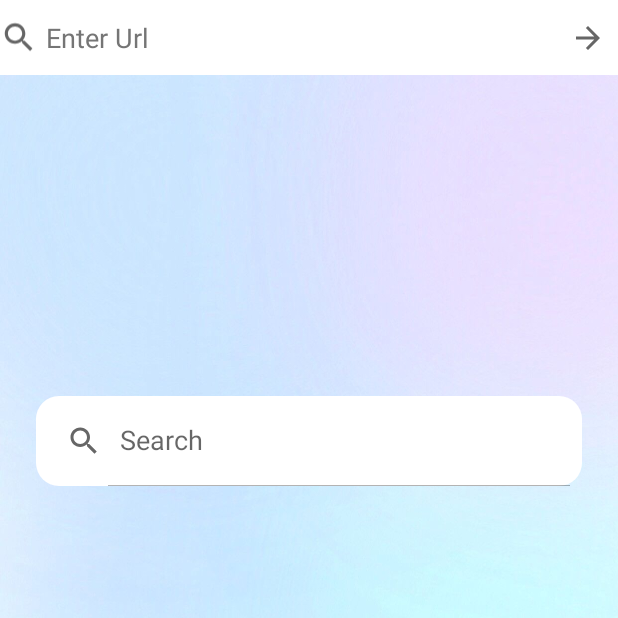
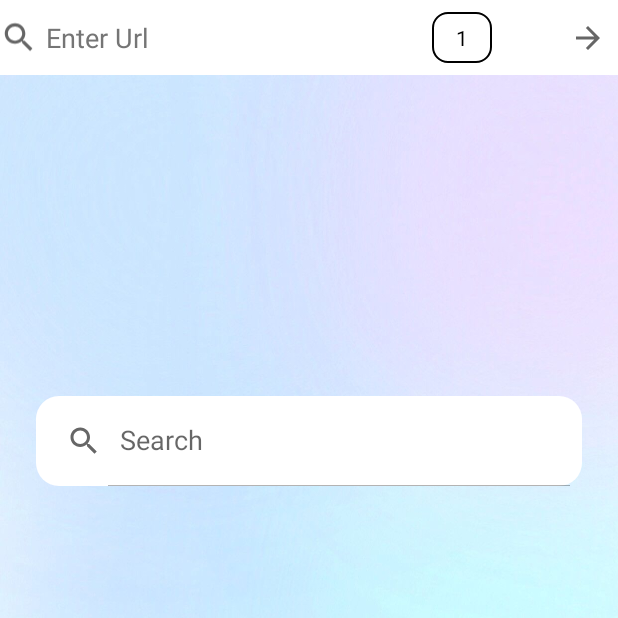
Before and after one commit to HarshAndroid/LetsBrowse-Android-Webview-Kotlin, an Android app: the screen it shows after launch (MainActivity), on a phone screen of 412 x 824 dp, the top half of it. Run offline under Robolectric (Android 15) with nearby library versions, the phone set to English and light mode, and no system bars.

Commit message:
Tabs Feature Design.

```diff
--- a/app/src/main/java/com/harshrajpurohit/letsbrowse/fragment/BrowseFragment.kt
+++ b/app/src/main/java/com/harshrajpurohit/letsbrowse/fragment/BrowseFragment.kt
@@ -33,6 +33,11 @@ class BrowseFragment(private var urlNew: String) : Fragment() {
         super.onResume()
 
         val mainRef = requireActivity() as MainActivity
+
+        mainRef.binding.refreshBtn.visibility = View.VISIBLE
+        mainRef.binding.refreshBtn.setOnClickListener {
+            binding.webView.reload()
+        }
 
         binding.webView.apply {
             settings.javaScriptEnabled = true
--- a/app/src/main/java/com/harshrajpurohit/letsbrowse/fragment/HomeFragment.kt
+++ b/app/src/main/java/com/harshrajpurohit/letsbrowse/fragment/HomeFragment.kt
@@ -37,6 +37,8 @@ class HomeFragment : Fragment() {
         binding.searchView.setQuery("",false)
         mainActivityRef.binding.webIcon.setImageResource(R.drawable.ic_search)
 
+        mainActivityRef.binding.refreshBtn.visibility = View.GONE
+
         binding.searchView.setOnQueryTextListener(object: SearchView.OnQueryTextListener{
             override fun onQueryTextSubmit(result: String?): Boolean {
                 if(checkForInternet(requireContext()))
--- /dev/null
+++ b/app/src/main/res/drawable/custom_tabs_textview.xml
@@ -0,0 +1,6 @@
+<?xml version="1.0" encoding="utf-8"?>
+<shape xmlns:android="http://schemas.android.com/apk/res/android"
+    android:shape="rectangle">
+    <corners android:radius="10dp" />
+    <stroke android:width="1dp" android:color="@color/black"/>
+</shape>
--- /dev/null
+++ b/app/src/main/res/drawable/ic_add.xml
@@ -0,0 +1,5 @@
+<vector android:height="24dp" android:tint="?attr/colorControlNormal"
+    android:viewportHeight="24" android:viewportWidth="24"
+    android:width="24dp" xmlns:android="http://schemas.android.com/apk/res/android">
+    <path android:fillColor="@android:color/white" android:pathData="M19,13h-6v6h-2v-6H5v-2h6V5h2v6h6v2z"/>
+</vector>
--- /dev/null
+++ b/app/src/main/res/drawable/ic_cancel.xml
@@ -0,0 +1,5 @@
+<vector android:height="24dp" android:tint="?attr/colorControlNormal"
+    android:viewportHeight="24" android:viewportWidth="24"
+    android:width="24dp" xmlns:android="http://schemas.android.com/apk/res/android">
+    <path android:fillColor="@android:color/white" android:pathData="M12,2C6.47,2 2,6.47 2,12s4.47,10 10,10 10,-4.47 10,-10S17.53,2 12,2zM17,15.59L15.59,17 12,13.41 8.41,17 7,15.59 10.59,12 7,8.41 8.41,7 12,10.59 15.59,7 17,8.41 13.41,12 17,15.59z"/>
+</vector>
--- /dev/null
+++ b/app/src/main/res/drawable/ic_globe.xml
@@ -0,0 +1,5 @@
+<vector android:height="24dp" android:tint="?attr/colorControlNormal"
+    android:viewportHeight="24" android:viewportWidth="24"
+    android:width="24dp" xmlns:android="http://schemas.android.com/apk/res/android">
+    <path android:fillColor="@android:color/white" android:pathData="M11.99,2C6.47,2 2,6.48 2,12s4.47,10 9.99,10C17.52,22 22,17.52 22,12S17.52,2 11.99,2zM18.92,8h-2.95c-0.32,-1.25 -0.78,-2.45 -1.38,-3.56 1.84,0.63 3.37,1.91 4.33,3.56zM12,4.04c0.83,1.2 1.48,2.53 1.91,3.96h-3.82c0.43,-1.43 1.08,-2.76 1.91,-3.96zM4.26,14C4.1,13.36 4,12.69 4,12s0.1,-1.36 0.26,-2h3.38c-0.08,0.66 -0.14,1.32 -0.14,2 0,0.68 0.06,1.34 0.14,2L4.26,14zM5.08,16h2.95c0.32,1.25 0.78,2.45 1.38,3.56 -1.84,-0.63 -3.37,-1.9 -4.33,-3.56zM8.03,8L5.08,8c0.96,-1.66 2.49,-2.93 4.33,-3.56C8.81,5.55 8.35,6.75 8.03,8zM12,19.96c-0.83,-1.2 -1.48,-2.53 -1.91,-3.96h3.82c-0.43,1.43 -1.08,2.76 -1.91,3.96zM14.34,14L9.66,14c-0.09,-0.66 -0.16,-1.32 -0.16,-2 0,-0.68 0.07,-1.35 0.16,-2h4.68c0.09,0.65 0.16,1.32 0.16,2 0,0.68 -0.07,1.34 -0.16,2zM14.59,19.56c0.6,-1.11 1.06,-2.31 1.38,-3.56h2.95c-0.96,1.65 -2.49,2.93 -4.33,3.56zM16.36,14c0.08,-0.66 0.14,-1.32 0.14,-2 0,-0.68 -0.06,-1.34 -0.14,-2h3.38c0.16,0.64 0.26,1.31 0.26,2s-0.1,1.36 -0.26,2h-3.38z"/>
+</vector>
--- /dev/null
+++ b/app/src/main/res/drawable/ic_refresh.xml
@@ -0,0 +1,6 @@
+<vector android:height="24dp" android:tint="?attr/colorControlNormal"
+    android:viewportHeight="24" android:viewportWidth="24"
+    android:width="24dp"
+    xmlns:android="http://schemas.android.com/apk/res/android">
+    <path android:fillColor="@android:color/white" android:pathData="M17.65,6.35C16.2,4.9 14.21,4 12,4c-4.42,0 -7.99,3.58 -7.99,8s3.57,8 7.99,8c3.73,0 6.84,-2.55 7.73,-6h-2.08c-0.82,2.33 -3.04,4 -5.65,4 -3.31,0 -6,-2.69 -6,-6s2.69,-6 6,-6c1.66,0 3.14,0.69 4.22,1.78L13,11h7V4l-2.35,2.35z"/>
+</vector>
--- a/app/src/main/res/layout/activity_main.xml
+++ b/app/src/main/res/layout/activity_main.xml
@@ -38,6 +38,27 @@
                 android:singleLine="true"
                 android:textColorHint="#757575" />
 
+            <com.google.android.material.textview.MaterialTextView
+                android:id="@+id/tabsBtn"
+                android:layout_width="40dp"
+                android:layout_height="match_parent"
+                android:background="@drawable/custom_tabs_textview"
+                android:text="@string/one"
+                android:gravity="center"
+                android:textColor="@color/black"
+                android:layout_marginVertical="8dp"
+                android:layout_marginHorizontal="4dp"
+                tools:ignore="RedundantDescriptionCheck" />
+
+            <ImageButton
+                android:id="@+id/refreshBtn"
+                android:layout_width="40dp"
+                android:layout_height="match_parent"
+                android:background="?attr/selectableItemBackground"
+                android:contentDescription="@string/refresh_btn"
+                android:src="@drawable/ic_refresh"
+                tools:ignore="RedundantDescriptionCheck" />
+
             <ImageButton
                 android:id="@+id/goBtn"
                 android:layout_width="40dp"
@@ -45,7 +66,8 @@
                 android:background="?attr/selectableItemBackground"
                 android:contentDescription="@string/go_btn"
                 android:src="@drawable/ic_forward"
-                tools:ignore="RedundantDescriptionCheck" />
+                tools:ignore="RedundantDescriptionCheck"
+                />
 
 
         </LinearLayout>
--- a/app/src/main/res/values/strings.xml
+++ b/app/src/main/res/values/strings.xml
@@ -15,4 +15,6 @@
     <string name="bookmark_name">Bookmark Name</string>
     <string name="view_all">View All</string>
     <string name="all_bookmarks">All Bookmarks</string>
+    <string name="refresh_btn">Refresh</string>
+    <string name="one">1</string>
 </resources>
```
Also changed, not shown: app/src/main/res/layout/tab.xml (added, +38 -0 lines), app/src/main/res/layout/tabs_view.xml (added, +12 -0 lines).
